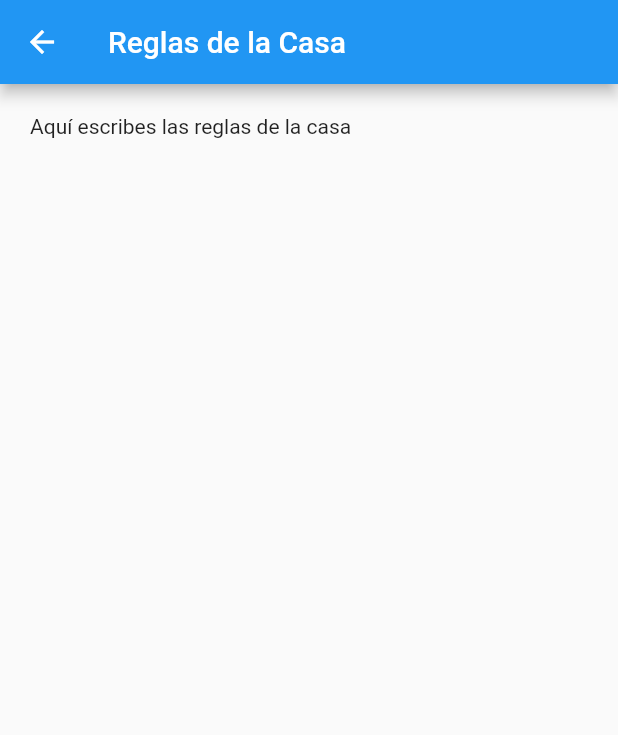
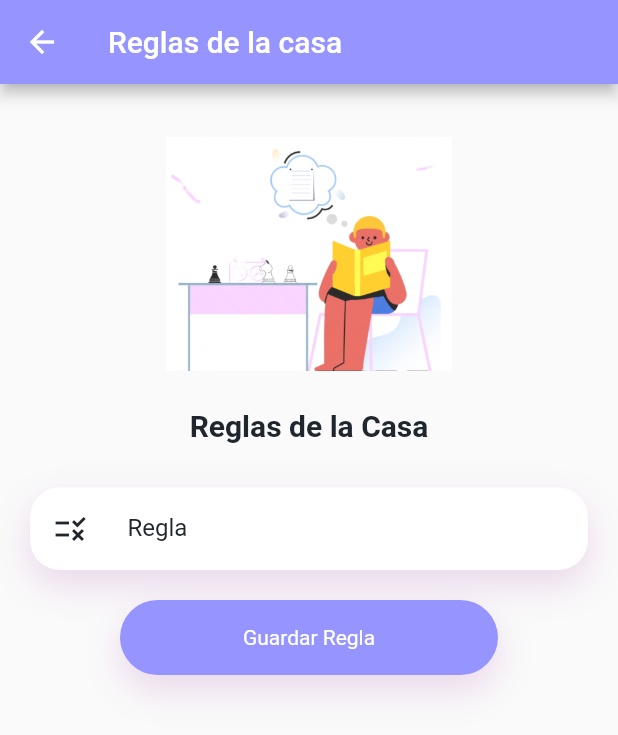
Before and after one commit to 615Alberto615/BabySitter_frontend, a Flutter app: the ReglasScreen screen opened directly, on a phone screen of 412 x 824 dp. Shown: the top 735 px of the screen. Run offline on Flutter 3.47's test engine with Material 2 defaults, Android fonts, the light colour scheme and no system bars; our stand-ins replace bloc.

Commit message:
arreglos tutor

```diff
--- /dev/null
+++ b/lib/ui/tutor/component/img_top2.dart
@@ -0,0 +1,113 @@
+import 'package:flutter/material.dart';
+
+class myfam extends StatelessWidget {
+  const myfam({
+    Key? key,
+  }) : super(key: key);
+
+  @override
+  Widget build(BuildContext context) {
+    return Column(
+      children: [
+        SizedBox(height: 15),
+        Row(
+          children: [
+            const Spacer(),
+            Expanded(
+                flex: 8,
+                child: Image.asset(
+                  "assets/user.png",
+                  height: 156,
+                )),
+            const Spacer(),
+          ],
+        ),
+        SizedBox(height: 15),
+      ],
+    );
+  }
+}
+
+class myfam3 extends StatelessWidget {
+  const myfam3({
+    Key? key,
+  }) : super(key: key);
+
+  @override
+  Widget build(BuildContext context) {
+    return Column(
+      children: [
+        SizedBox(height: 15),
+        Row(
+          children: [
+            const Spacer(),
+            Expanded(
+                flex: 8,
+                child: Image.asset(
+                  "assets/rr.png",
+                  height: 156,
+                )),
+            const Spacer(),
+          ],
+        ),
+        SizedBox(height: 15),
+      ],
+    );
+  }
+}
+
+class myfam4 extends StatelessWidget {
+  const myfam4({
+    Key? key,
+  }) : super(key: key);
+
+  @override
+  Widget build(BuildContext context) {
+    return Column(
+      children: [
+        SizedBox(height: 15),
+        Row(
+          children: [
+            const Spacer(),
+            Expanded(
+                flex: 8,
+                child: Image.asset(
+                  "assets/ussu.png",
+                  height: 156,
+                )),
+            const Spacer(),
+          ],
+        ),
+        SizedBox(height: 15),
+      ],
+    );
+  }
+}
+
+class myfam5 extends StatelessWidget {
+  const myfam5({
+    Key? key,
+  }) : super(key: key);
+
+  @override
+  Widget build(BuildContext context) {
+    return Column(
+      children: [
+        SizedBox(height: 15),
+        Row(
+          children: [
+            const Spacer(),
+            Expanded(
+                flex: 8,
+                child: Image.asset(
+                  "assets/nn.png",
+                  height: 156,
+                )),
+            const Spacer(),
+          ],
+        ),
+        SizedBox(height: 15),
+      ],
+    );
+  }
+}
--- a/lib/ui/tutor/perfil.dart
+++ b/lib/ui/tutor/perfil.dart
@@ -2,6 +2,8 @@ import 'package:flutter/material.dart';
 
 import '../../component/bottoms.dart';
 import '../../component/filds_forms.dart';
+import '../register/components/filds_signup.dart';
+import 'component/img_top2.dart';
 
 class PerfilScreen extends StatefulWidget {
   const PerfilScreen({Key? key}) : super(key: key);
@@ -19,10 +21,18 @@ class _PerfilScreenState extends State<PerfilScreen> {
     return Scaffold(
       appBar: AppBar(
         title: Text('Perfil'),
+        backgroundColor: HexColor("#9695ff"),
       ),
       body: ListView(
         padding: EdgeInsets.all(20),
         children: [
+          myfam4(),
+          Text('Datos del perfil',
+              style: TextStyle(
+                  fontSize: 20,
+                  fontWeight: FontWeight.bold,
+                  color: HexColor('#20262E'))),
+          SizedBox(height: 30),
           fildform(
             controller: nameController,
             hint: 'Introduce tu nombre',
@@ -37,23 +47,63 @@ class _PerfilScreenState extends State<PerfilScreen> {
             icon: Icons.phone,
           ),
           SizedBox(height: 20),
-          fildform(
-            controller: cityController,
-            hint: 'Introduce tu ciudad',
-            label: 'Ciudad',
-            icon: Icons.location_city,
-          ),
+          CityDropdown(),
           SizedBox(height: 20),
-          CustomButton(
+          PerfilButton(
+            text: 'Actualizar Perfil',
             onPressed: () {
-              // Aquí colocas la lógica para guardar la información.
-              // Por ejemplo, puedes guardar los datos en una base de datos o hacer una petición HTTP para guardarlos en un servidor.
+              // Aquí puedes agregar la funcionalidad que necesitas para cuando se presione el botón
             },
-            text: 'Guardar Cambios',
-            icon: Icons.save,
           ),
         ],
       ),
     );
   }
 }
+
+class HexColor extends Color {
+  static int _getColorFromHex(String hexColor) {
+    hexColor = hexColor.toUpperCase().replaceAll("#", "");
+    if (hexColor.length == 6) {
+      hexColor = "FF" + hexColor;
+    }
+    return int.parse(hexColor, radix: 16);
+  }
+
+  HexColor(final String hexColor) : super(_getColorFromHex(hexColor));
+}
+
+class PerfilButton extends StatelessWidget {
+  final String text;
+  final VoidCallback onPressed;
+
+  PerfilButton({required this.text, required this.onPressed});
+
+  @override
+  Widget build(BuildContext context) {
+    return GestureDetector(
+      onTap: onPressed,
+      child: Container(
+        height: 50,
+        margin: EdgeInsets.symmetric(horizontal: 60),
+        decoration: BoxDecoration(
+          borderRadius: BorderRadius.circular(50),
+          color: HexColor("#9695ff"),
+          boxShadow: [
+            BoxShadow(
+              color: Color.fromRGBO(196, 135, 198, .3),
+              blurRadius: 20,
+              offset: Offset(0, 10),
+            )
+          ],
+        ),
+        child: Center(
+          child: Text(
+            text,
+            style: TextStyle(color: Colors.white),
+          ),
+        ),
+      ),
+    );
+  }
+}
--- a/lib/ui/tutor/reglas.dart
+++ b/lib/ui/tutor/reglas.dart
@@ -1,18 +1,87 @@
 import 'package:flutter/material.dart';
+import 'package:front/ui/tutor/perfil.dart';
 
-class ReglasScreen extends StatelessWidget {
-  const ReglasScreen({Key? key}) : super(key: key);
+import '../../component/filds_forms.dart';
+import 'component/img_top2.dart';
+
+class ReglasScreen extends StatefulWidget {
+  @override
+  _ReglasScreenState createState() => _ReglasScreenState();
+}
+
+class _ReglasScreenState extends State<ReglasScreen> {
+  final TextEditingController ruleController = TextEditingController();
+  List<String> rules = []; // Mantén una lista de reglas.
+
   @override
   Widget build(BuildContext context) {
     return Scaffold(
       appBar: AppBar(
-        title: Text('Reglas de la Casa'),
+        title: Text('Reglas de la casa'),
+        backgroundColor: HexColor("#9695ff"),
       ),
-      body: Padding(
+      body: ListView(
         padding: EdgeInsets.all(20),
-        child: Text(
-            'Aquí escribes las reglas de la casa'), // Puedes cambiar este texto por lo que quieras mostrar.
+        children: [
+          myfam3(),
+          SizedBox(height: 10),
+          Center(
+            child: Text('Reglas de la Casa',
+                style: TextStyle(
+                    fontSize: 20,
+                    fontWeight: FontWeight.bold,
+                    color: HexColor('#20262E'))),
+          ),
+          SizedBox(height: 30),
+          fildform(
+            controller: ruleController,
+            hint: 'Introduce la regla',
+            label: 'Regla',
+            icon: Icons.rule,
+          ),
+          SizedBox(height: 20),
+          PerfilButton(
+            text: 'Guardar Regla',
+            onPressed: () {
+              setState(() {
+                rules.add(
+                    ruleController.text); // Agrega la nueva regla a la lista.
+                ruleController.clear(); // Limpia el campo después de agregarlo.
+              });
+            },
+          ),
+          SizedBox(height: 20),
+          ...rules
+              .map((rule) => Card(
+                    // Genera una tarjeta por cada regla.
+                    child: ListTile(
+                      title: Text(rule),
+                      trailing: IconButton(
+                        icon: Icon(Icons.delete),
+                        onPressed: () {
+                          setState(() {
+                            rules.remove(
+                                rule); // Elimina la regla cuando se presiona el botón de eliminar.
+                          });
+                        },
+                      ),
+                    ),
+                  ))
+              .toList(),
+        ],
       ),
     );
   }
 }
+
+class HexColor extends Color {
+  static int _getColorFromHex(String hexColor) {
+    hexColor = hexColor.toUpperCase().replaceAll("#", "");
+    if (hexColor.length == 6) {
+      hexColor = "FF" + hexColor;
+    }
+    return int.parse(hexColor, radix: 16);
+  }
+
+  HexColor(final String hexColor) : super(_getColorFromHex(hexColor));
+}
--- a/lib/ui/tutor/telefonos.dart
+++ b/lib/ui/tutor/telefonos.dart
@@ -2,6 +2,7 @@ import 'package:flutter/material.dart';
 
 import '../../component/bottoms.dart';
 import '../../component/filds_forms.dart';
+import 'component/img_top2.dart';
 
 class TelefonosScreen extends StatefulWidget {
   @override
@@ -22,9 +23,10 @@ class _TelefonosScreenState extends State<TelefonosScreen> {
       body: ListView(
         padding: EdgeInsets.all(20),
         children: [
+          myfam5(),
           SizedBox(height: 10),
           Text(
-              'Ingresa lo telefonos que tengas de familiares o amigos cercanos en caso de alguna emergencia',
+              'Ingresas lo telefonos que tengas de familiares o amigos cercanos en caso de alguna emergencia',
               style: TextStyle(
                   fontSize: 17,
                   fontWeight: FontWeight.bold,
```
Also changed, not shown: lib/component/bottoms.dart (+49 -0 lines), assets/nn.png (added), assets/rr.png (added), assets/ussu.png (added).
